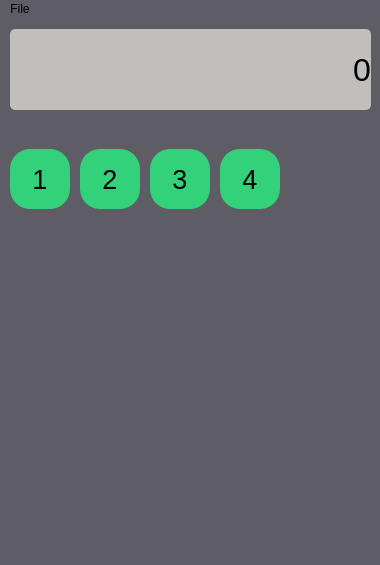
This is main.ui in NadaMamdouh225/Calculator-Using-Qt-Python as Qt 5 draws it before an edit. The edited form follows.
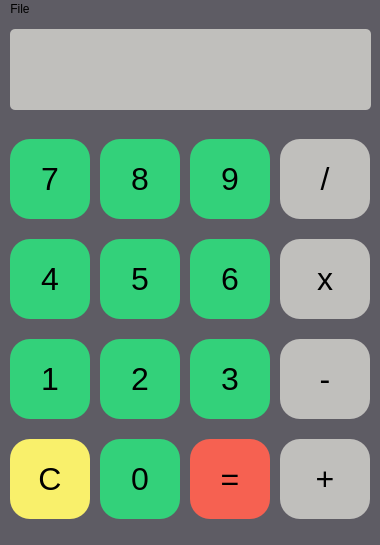
This is the edited form.

Commit message: add updates  ui and app functionality

The edit to the form file:
```diff
--- a/main.ui
+++ b/main.ui
@@ -7,7 +7,7 @@
     <x>0</x>
     <y>0</y>
     <width>380</width>
-    <height>565</height>
+    <height>545</height>
    </rect>
   </property>
   <property name="windowTitle">
@@ -29,7 +29,7 @@
     </property>
     <property name="font">
      <font>
-      <pointsize>24</pointsize>
+      <pointsize>26</pointsize>
      </font>
     </property>
     <property name="styleSheet">
@@ -46,18 +46,344 @@
      <number>2</number>
     </property>
     <property name="text">
-     <string>0</string>
+     <string/>
     </property>
     <property name="alignment">
      <set>Qt::AlignRight|Qt::AlignTrailing|Qt::AlignVCenter</set>
     </property>
     <property name="margin">
-     <number>10</number>
+     <number>15</number>
     </property>
     <property name="indent">
      <number>-2</number>
     </property>
    </widget>
+   <widget class="QPushButton" name="b7">
+    <property name="enabled">
+     <bool>true</bool>
+    </property>
+    <property name="geometry">
+     <rect>
+      <x>10</x>
+      <y>120</y>
+      <width>80</width>
+      <height>80</height>
+     </rect>
+    </property>
+    <property name="sizePolicy">
+     <sizepolicy hsizetype="Fixed" vsizetype="Fixed">
+      <horstretch>0</horstretch>
+      <verstretch>0</verstretch>
+     </sizepolicy>
+    </property>
+    <property name="font">
+     <font>
+      <family>Ubuntu</family>
+      <pointsize>24</pointsize>
+      <weight>50</weight>
+      <bold>false</bold>
+      <strikeout>false</strikeout>
+     </font>
+    </property>
+    <property name="styleSheet">
+     <string notr="true">background-color: rgb(51, 209, 122);
+
+border-radius: 20px;
+border-width:2px;border-top-color: rgb(38, 162, 105);
+border-left-color: rgb(38, 162, 105);
+border-right-color: rgb(143, 240, 164);
+border-bottom-color: rgb(143, 240, 164);</string>
+    </property>
+    <property name="text">
+     <string>7</string>
+    </property>
+   </widget>
+   <widget class="QPushButton" name="b8">
+    <property name="enabled">
+     <bool>true</bool>
+    </property>
+    <property name="geometry">
+     <rect>
+      <x>100</x>
+      <y>120</y>
+      <width>80</width>
+      <height>80</height>
+     </rect>
+    </property>
+    <property name="sizePolicy">
+     <sizepolicy hsizetype="Fixed" vsizetype="Fixed">
+      <horstretch>0</horstretch>
+      <verstretch>0</verstretch>
+     </sizepolicy>
+    </property>
+    <property name="font">
+     <font>
+      <family>Ubuntu</family>
+      <pointsize>24</pointsize>
+      <weight>50</weight>
+      <bold>false</bold>
+      <strikeout>false</strikeout>
+     </font>
+    </property>
+    <property name="styleSheet">
+     <string notr="true">background-color: rgb(51, 209, 122);
+
+border-radius: 20px;
+border-width:2px;border-top-color: rgb(38, 162, 105);
+border-left-color: rgb(38, 162, 105);
+border-right-color: rgb(143, 240, 164);
+border-bottom-color: rgb(143, 240, 164);</string>
+    </property>
+    <property name="text">
+     <string>8</string>
+    </property>
+   </widget>
+   <widget class="QPushButton" name="b9">
+    <property name="enabled">
+     <bool>true</bool>
+    </property>
+    <property name="geometry">
+     <rect>
+      <x>190</x>
+      <y>120</y>
+      <width>80</width>
+      <height>80</height>
+     </rect>
+    </property>
+    <property name="sizePolicy">
+     <sizepolicy hsizetype="Fixed" vsizetype="Fixed">
+      <horstretch>0</horstretch>
+      <verstretch>0</verstretch>
+     </sizepolicy>
+    </property>
+    <property name="font">
+     <font>
+      <family>Ubuntu</family>
+      <pointsize>24</pointsize>
+      <weight>50</weight>
+      <bold>false</bold>
+      <strikeout>false</strikeout>
+     </font>
+    </property>
+    <property name="styleSheet">
+     <string notr="true">background-color: rgb(51, 209, 122);
+
+border-radius: 20px;
+border-width:2px;border-top-color: rgb(38, 162, 105);
+border-left-color: rgb(38, 162, 105);
+border-right-color: rgb(143, 240, 164);
+border-bottom-color: rgb(143, 240, 164);</string>
+    </property>
+    <property name="text">
+     <string>9</string>
+    </property>
+   </widget>
+   <widget class="QPushButton" name="b_divide">
+    <property name="enabled">
+     <bool>true</bool>
+    </property>
+    <property name="geometry">
+     <rect>
+      <x>280</x>
+      <y>120</y>
+      <width>90</width>
+      <height>80</height>
+     </rect>
+    </property>
+    <property name="sizePolicy">
+     <sizepolicy hsizetype="Fixed" vsizetype="Fixed">
+      <horstretch>0</horstretch>
+      <verstretch>0</verstretch>
+     </sizepolicy>
+    </property>
+    <property name="font">
+     <font>
+      <family>Ubuntu</family>
+      <pointsize>24</pointsize>
+      <weight>50</weight>
+      <bold>false</bold>
+      <strikeout>false</strikeout>
+     </font>
+    </property>
+    <property name="autoFillBackground">
+     <bool>false</bool>
+    </property>
+    <property name="styleSheet">
+     <string notr="true">background-color: rgb(192, 191, 188);
+border-radius: 20px;
+border-width:2px;
+border-top-color: rgb(38, 162, 105);
+border-left-color: rgb(38, 162, 105);
+border-right-color: rgb(143, 240, 164);
+border-bottom-color: rgb(143, 240, 164);</string>
+    </property>
+    <property name="text">
+     <string>/</string>
+    </property>
+    <property name="flat">
+     <bool>false</bool>
+    </property>
+   </widget>
+   <widget class="QPushButton" name="b4">
+    <property name="enabled">
+     <bool>true</bool>
+    </property>
+    <property name="geometry">
+     <rect>
+      <x>10</x>
+      <y>220</y>
+      <width>80</width>
+      <height>80</height>
+     </rect>
+    </property>
+    <property name="sizePolicy">
+     <sizepolicy hsizetype="Fixed" vsizetype="Fixed">
+      <horstretch>0</horstretch>
+      <verstretch>0</verstretch>
+     </sizepolicy>
+    </property>
+    <property name="font">
+     <font>
+      <family>Ubuntu</family>
+      <pointsize>24</pointsize>
+      <weight>50</weight>
+      <bold>false</bold>
+      <strikeout>false</strikeout>
+     </font>
+    </property>
+    <property name="styleSheet">
+     <string notr="true">background-color: rgb(51, 209, 122);
+
+border-radius: 20px;
+border-width:2px;border-top-color: rgb(38, 162, 105);
+border-left-color: rgb(38, 162, 105);
+border-right-color: rgb(143, 240, 164);
+border-bottom-color: rgb(143, 240, 164);</string>
+    </property>
+    <property name="text">
+     <string>4</string>
+    </property>
+   </widget>
+   <widget class="QPushButton" name="b5">
+    <property name="enabled">
+     <bool>true</bool>
+    </property>
+    <property name="geometry">
+     <rect>
+      <x>100</x>
+      <y>220</y>
+      <width>80</width>
+      <height>80</height>
+     </rect>
+    </property>
+    <property name="sizePolicy">
+     <sizepolicy hsizetype="Fixed" vsizetype="Fixed">
+      <horstretch>0</horstretch>
+      <verstretch>0</verstretch>
+     </sizepolicy>
+    </property>
+    <property name="font">
+     <font>
+      <family>Ubuntu</family>
+      <pointsize>24</pointsize>
+      <weight>50</weight>
+      <bold>false</bold>
+      <strikeout>false</strikeout>
+     </font>
+    </property>
+    <property name="styleSheet">
+     <string notr="true">background-color: rgb(51, 209, 122);
+
+border-radius: 20px;
+border-width:2px;border-top-color: rgb(38, 162, 105);
+border-left-color: rgb(38, 162, 105);
+border-right-color: rgb(143, 240, 164);
+border-bottom-color: rgb(143, 240, 164);</string>
+    </property>
+    <property name="text">
+     <string>5</string>
+    </property>
+   </widget>
+   <widget class="QPushButton" name="b_times">
+    <property name="enabled">
+     <bool>true</bool>
+    </property>
+    <property name="geometry">
+     <rect>
+      <x>280</x>
+      <y>220</y>
+      <width>90</width>
+      <height>80</height>
+     </rect>
+    </property>
+    <property name="sizePolicy">
+     <sizepolicy hsizetype="Fixed" vsizetype="Fixed">
+      <horstretch>0</horstretch>
+      <verstretch>0</verstretch>
+     </sizepolicy>
+    </property>
+    <property name="font">
+     <font>
+      <family>Ubuntu</family>
+      <pointsize>24</pointsize>
+      <weight>50</weight>
+      <bold>false</bold>
+      <strikeout>false</strikeout>
+     </font>
+    </property>
+    <property name="styleSheet">
+     <string notr="true">
+background-color: rgb(192, 191, 188);
+border-radius: 20px;
+border-width:2px;border-top-color: rgb(38, 162, 105);
+border-left-color: rgb(38, 162, 105);
+border-right-color: rgb(143, 240, 164);
+border-bottom-color: rgb(143, 240, 164);</string>
+    </property>
+    <property name="text">
+     <string>x</string>
+    </property>
+   </widget>
+   <widget class="QPushButton" name="b6">
+    <property name="enabled">
+     <bool>true</bool>
+    </property>
+    <property name="geometry">
+     <rect>
+      <x>190</x>
+      <y>220</y>
+      <width>80</width>
+      <height>80</height>
+     </rect>
+    </property>
+    <property name="sizePolicy">
+     <sizepolicy hsizetype="Fixed" vsizetype="Fixed">
+      <horstretch>0</horstretch>
+      <verstretch>0</verstretch>
+     </sizepolicy>
+    </property>
+    <property name="font">
+     <font>
+      <family>Ubuntu</family>
+      <pointsize>24</pointsize>
+      <weight>50</weight>
+      <bold>false</bold>
+      <strikeout>false</strikeout>
+     </font>
+    </property>
+    <property name="styleSheet">
+     <string notr="true">background-color: rgb(51, 209, 122);
+
+border-radius: 20px;
+border-width:2px;border-top-color: rgb(38, 162, 105);
+border-left-color: rgb(38, 162, 105);
+border-right-color: rgb(143, 240, 164);
+border-bottom-color: rgb(143, 240, 164);</string>
+    </property>
+    <property name="text">
+     <string>6</string>
+    </property>
+   </widget>
    <widget class="QPushButton" name="b1">
     <property name="enabled">
      <bool>true</bool>
@@ -65,9 +391,9 @@
     <property name="geometry">
      <rect>
       <x>10</x>
-      <y>130</y>
-      <width>60</width>
-      <height>60</height>
+      <y>320</y>
+      <width>80</width>
+      <height>80</height>
      </rect>
     </property>
     <property name="sizePolicy">
@@ -79,7 +405,7 @@
     <property name="font">
      <font>
       <family>Ubuntu</family>
-      <pointsize>20</pointsize>
+      <pointsize>24</pointsize>
       <weight>50</weight>
       <bold>false</bold>
       <strikeout>false</strikeout>
@@ -104,10 +430,10 @@
     </property>
     <property name="geometry">
      <rect>
-      <x>80</x>
-      <y>130</y>
-      <width>60</width>
-      <height>60</height>
+      <x>100</x>
+      <y>320</y>
+      <width>80</width>
+      <height>80</height>
      </rect>
     </property>
     <property name="sizePolicy">
@@ -118,9 +444,11 @@
     </property>
     <property name="font">
      <font>
-      <pointsize>20</pointsize>
+      <family>Ubuntu</family>
+      <pointsize>24</pointsize>
       <weight>50</weight>
       <bold>false</bold>
+      <strikeout>false</strikeout>
      </font>
     </property>
     <property name="styleSheet">
@@ -136,16 +464,16 @@
      <string>2</string>
     </property>
    </widget>
-   <widget class="QPushButton" name="b4">
+   <widget class="QPushButton" name="b_minus">
     <property name="enabled">
      <bool>true</bool>
     </property>
     <property name="geometry">
      <rect>
-      <x>220</x>
-      <y>130</y>
-      <width>60</width>
-      <height>60</height>
+      <x>280</x>
+      <y>320</y>
+      <width>90</width>
+      <height>80</height>
      </rect>
     </property>
     <property name="sizePolicy">
@@ -156,13 +484,15 @@
     </property>
     <property name="font">
      <font>
-      <pointsize>20</pointsize>
+      <family>Ubuntu</family>
+      <pointsize>24</pointsize>
       <weight>50</weight>
       <bold>false</bold>
+      <strikeout>false</strikeout>
      </font>
     </property>
     <property name="styleSheet">
-     <string notr="true">background-color: rgb(51, 209, 122);
+     <string notr="true">background-color: rgb(192, 191, 188);
 
 border-radius: 20px;
 border-width:2px;border-top-color: rgb(38, 162, 105);
@@ -171,7 +501,7 @@
 border-bottom-color: rgb(143, 240, 164);</string>
     </property>
     <property name="text">
-     <string>4</string>
+     <string>-</string>
     </property>
    </widget>
    <widget class="QPushButton" name="b3">
@@ -180,10 +510,10 @@
     </property>
     <property name="geometry">
      <rect>
-      <x>150</x>
-      <y>130</y>
-      <width>60</width>
-      <height>60</height>
+      <x>190</x>
+      <y>320</y>
+      <width>80</width>
+      <height>80</height>
      </rect>
     </property>
     <property name="sizePolicy">
@@ -194,9 +524,11 @@
     </property>
     <property name="font">
      <font>
-      <pointsize>20</pointsize>
+      <family>Ubuntu</family>
+      <pointsize>24</pointsize>
       <weight>50</weight>
       <bold>false</bold>
+      <strikeout>false</strikeout>
      </font>
     </property>
     <property name="styleSheet">
@@ -212,6 +544,165 @@
      <string>3</string>
     </property>
    </widget>
+   <widget class="QPushButton" name="bc">
+    <property name="enabled">
+     <bool>true</bool>
+    </property>
+    <property name="geometry">
+     <rect>
+      <x>10</x>
+      <y>420</y>
+      <width>80</width>
+      <height>80</height>
+     </rect>
+    </property>
+    <property name="sizePolicy">
+     <sizepolicy hsizetype="Fixed" vsizetype="Fixed">
+      <horstretch>0</horstretch>
+      <verstretch>0</verstretch>
+     </sizepolicy>
+    </property>
+    <property name="font">
+     <font>
+      <family>Ubuntu</family>
+      <pointsize>24</pointsize>
+      <weight>50</weight>
+      <bold>false</bold>
+      <strikeout>false</strikeout>
+     </font>
+    </property>
+    <property name="styleSheet">
+     <string notr="true">background-color: rgb(249, 240, 107);
+border-radius: 20px;
+border-width:2px;border-top-color: rgb(38, 162, 105);
+border-left-color: rgb(38, 162, 105);
+border-right-color: rgb(143, 240, 164);
+border-bottom-color: rgb(143, 240, 164);</string>
+    </property>
+    <property name="text">
+     <string>C</string>
+    </property>
+   </widget>
+   <widget class="QPushButton" name="b0">
+    <property name="enabled">
+     <bool>true</bool>
+    </property>
+    <property name="geometry">
+     <rect>
+      <x>100</x>
+      <y>420</y>
+      <width>80</width>
+      <height>80</height>
+     </rect>
+    </property>
+    <property name="sizePolicy">
+     <sizepolicy hsizetype="Fixed" vsizetype="Fixed">
+      <horstretch>0</horstretch>
+      <verstretch>0</verstretch>
+     </sizepolicy>
+    </property>
+    <property name="font">
+     <font>
+      <family>Ubuntu</family>
+      <pointsize>24</pointsize>
+      <weight>50</weight>
+      <bold>false</bold>
+      <strikeout>false</strikeout>
+     </font>
+    </property>
+    <property name="styleSheet">
+     <string notr="true">background-color: rgb(51, 209, 122);
+
+border-radius: 20px;
+border-width:2px;border-top-color: rgb(38, 162, 105);
+border-left-color: rgb(38, 162, 105);
+border-right-color: rgb(143, 240, 164);
+border-bottom-color: rgb(143, 240, 164);</string>
+    </property>
+    <property name="text">
+     <string>0</string>
+    </property>
+   </widget>
+   <widget class="QPushButton" name="b_plus">
+    <property name="enabled">
+     <bool>true</bool>
+    </property>
+    <property name="geometry">
+     <rect>
+      <x>280</x>
+      <y>420</y>
+      <width>90</width>
+      <height>80</height>
+     </rect>
+    </property>
+    <property name="sizePolicy">
+     <sizepolicy hsizetype="Fixed" vsizetype="Fixed">
+      <horstretch>0</horstretch>
+      <verstretch>0</verstretch>
+     </sizepolicy>
+    </property>
+    <property name="font">
+     <font>
+      <family>Ubuntu</family>
+      <pointsize>24</pointsize>
+      <weight>50</weight>
+      <bold>false</bold>
+      <strikeout>false</strikeout>
+     </font>
+    </property>
+    <property name="styleSheet">
+     <string notr="true">background-color: rgb(192, 191, 188);
+
+border-radius: 20px;
+border-width:2px;border-top-color: rgb(38, 162, 105);
+border-left-color: rgb(38, 162, 105);
+border-right-color: rgb(143, 240, 164);
+border-bottom-color: rgb(143, 240, 164);</string>
+    </property>
+    <property name="text">
+     <string>+</string>
+    </property>
+   </widget>
+   <widget class="QPushButton" name="b_equal">
+    <property name="enabled">
+     <bool>true</bool>
+    </property>
+    <property name="geometry">
+     <rect>
+      <x>190</x>
+      <y>420</y>
+      <width>80</width>
+      <height>80</height>
+     </rect>
+    </property>
+    <property name="sizePolicy">
+     <sizepolicy hsizetype="Fixed" vsizetype="Fixed">
+      <horstretch>0</horstretch>
+      <verstretch>0</verstretch>
+     </sizepolicy>
+    </property>
+    <property name="font">
+     <font>
+      <family>Ubuntu</family>
+      <pointsize>24</pointsize>
+      <weight>50</weight>
+      <bold>false</bold>
+      <strikeout>false</strikeout>
+     </font>
+    </property>
+    <property name="styleSheet">
+     <string notr="true">
+background-color: rgb(246, 97, 81);
+border-radius: 20px;
+border-width:2px;border-top-color: rgb(38, 162, 105);
+border-left-color: rgb(38, 162, 105);
+border-right-color: rgb(143, 240, 164);
+border-bottom-color: rgb(143, 240, 164);</string>
+    </property>
+    <property name="text">
+     <string>=</string>
+    </property>
+   </widget>
   </widget>
   <widget class="QMenuBar" name="menubar">
    <property name="geometry">
```
Left out of the diff: 5 changed lines with no effect on the pictures. The commit also changes 1 other file.
